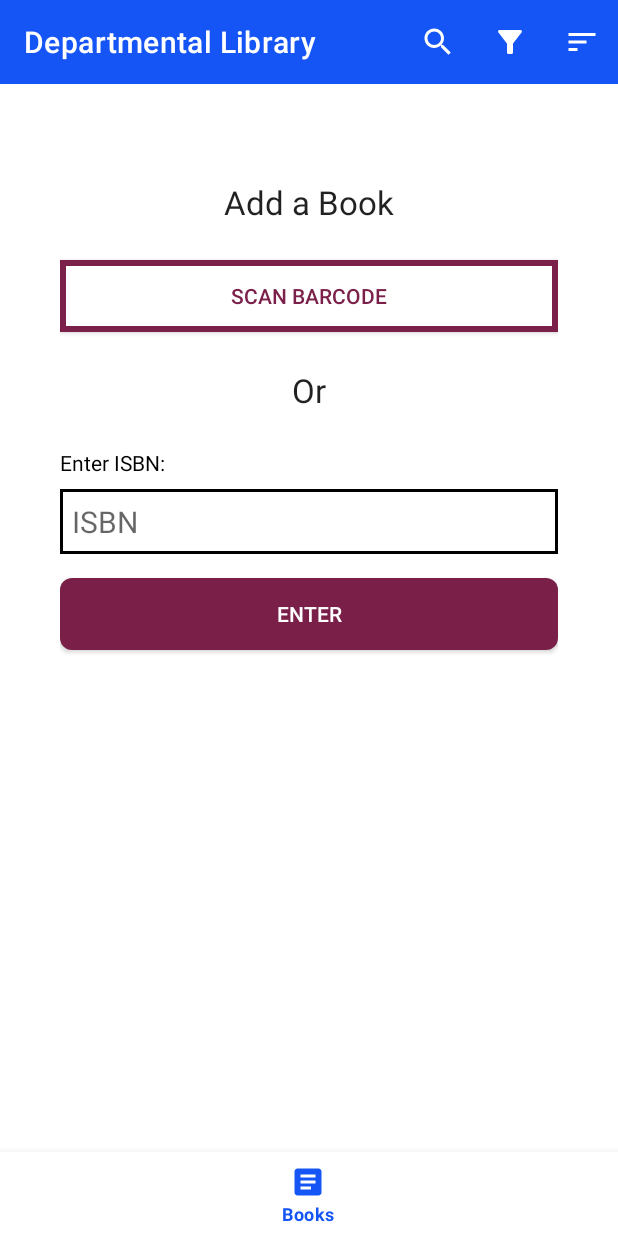
After one commit to djunicode/departmental-library-management-app, an Android app: the AddBookFragment screen opened directly, with no data from a screen before it, on a phone screen of 412 x 824 dp. The commit adds this screen. Run offline under Robolectric (Android 15) with nearby library versions, the phone set to English and light mode, and no system bars; our stand-ins replace navigation-ui; Roboto replaces fonts that are not available here.

Commit message:
Added Librarian Activity; Add Book Fragment; Add Book Form fragment; Add Book id fragment

```diff
--- /dev/null
+++ b/libraryAndroid/UnicodeLibraryApp/app/src/main/java/com/example/unicodelibraryapp/AddBookFragment.java
@@ -0,0 +1,69 @@
+package com.example.unicodelibraryapp;
+
+import android.os.Bundle;
+
+import androidx.appcompat.widget.AppCompatButton;
+import androidx.fragment.app.Fragment;
+import androidx.navigation.fragment.NavHostFragment;
+
+import android.view.LayoutInflater;
+import android.view.View;
+import android.view.ViewGroup;
+import android.widget.EditText;
+import android.widget.Toast;
+
+import java.util.regex.Pattern;
+
+
+public class AddBookFragment extends Fragment
+{
+
+    @Override
+    public View onCreateView(LayoutInflater inflater, ViewGroup container, Bundle savedInstanceState)
+    {
+        // Inflate the layout for this fragment
+        View fragmentView = inflater.inflate(R.layout.fragment_add_book, container, false);
+
+        //Setting click listener for isbn submit button
+        AppCompatButton isbnSubmitBtn = fragmentView.findViewById(R.id.isbn_submit_btn);
+        isbnSubmitBtn.setOnClickListener(new View.OnClickListener() {
+            @Override
+            public void onClick(View v)
+            {
+                addIsbn();
+            }
+        });
+
+        return fragmentView;
+    }
+
+    private void addIsbn()
+    {
+        /*Opens form for book with the entered ISBN*/
+
+        //Getting the entered ISBN
+        String isbn = ((EditText)getView().findViewById(R.id.isbn_textbox)).getText().toString();
+
+        //ISBN Regex: ^(?=.{14,17}$)(97(8|9))?(\-)(\d){1,5}(\-)(\d){0,7}(\-)(\d){0,6}(\-)(\d|X)$
+
+        //Checking if isbn is of valid format
+        Pattern isbnRegexPattern = Pattern.compile("^(?=.{14,17}$)(97(8|9))?(\\-)(\\d){1,5}(\\-)(\\d){0,7}(\\-)(\\d){0,6}(\\-)(\\d|X)$");
+        if(!isbnRegexPattern.matcher(isbn).matches())
+        {
+            //Invalid Isbn format
+            Toast.makeText(getContext(), "Invalid ISBN Format", Toast.LENGTH_SHORT).show(); //Showing error message
+            return;
+        }
+        else
+        {
+            //Creating bundle conaining the book isbn
+            Bundle bundle = new Bundle();
+            bundle.putString("ISBN", isbn);
+
+            //Switching to book form fragment
+            NavHostFragment navHostFragment = (NavHostFragment)(getActivity().getSupportFragmentManager().findFragmentById(R.id.librarian_nav_host_fragment));
+            navHostFragment.getNavController().navigate(R.id.add_book_form_fragment, bundle);
+        }
+
+    }
+}
--- /dev/null
+++ b/libraryAndroid/UnicodeLibraryApp/app/src/main/java/com/example/unicodelibraryapp/LibrarianActivity.java
@@ -0,0 +1,50 @@
+package com.example.unicodelibraryapp;
+
+import androidx.appcompat.app.AppCompatActivity;
+import androidx.navigation.fragment.NavHostFragment;
+import androidx.navigation.ui.NavigationUI;
+
+import android.os.Bundle;
+import android.view.Menu;
+
+import com.google.android.material.bottomnavigation.BottomNavigationView;
+
+public class LibrarianActivity extends AppCompatActivity {
+
+    @Override
+    protected void onCreate(Bundle savedInstanceState)
+    {
+        super.onCreate(savedInstanceState);
+        setContentView(R.layout.activity_librarian);
+
+        //Setting the toolbar as action bar
+        setSupportActionBar(findViewById(R.id.librarian_toolbar));
+
+        //Initializing the bottom navigation
+        initializeBottomNav();
+
+    }
+
+    @Override
+    public boolean onCreateOptionsMenu(Menu menu)
+    {
+        //Inflating the toolbar menu
+        getMenuInflater().inflate(R.menu.toolbar_menu, menu);
+
+        return true;
+    }
+
+    private void initializeBottomNav()
+    {
+        /*Initializies the bottom navigation view*/
+
+        BottomNavigationView bottomNav = findViewById(R.id.librarian_bottomnav); //Getting the bottom navigation view
+
+        //Inflating the bottom nav menu
+        bottomNav.inflateMenu(R.menu.librarian_bottomnav_menu);
+
+        //Adding the nav controller
+        NavHostFragment navHostFragment = (NavHostFragment)getSupportFragmentManager().findFragmentById(R.id.librarian_nav_host_fragment); //Getting the nav host fragment
+        NavigationUI.setupWithNavController(bottomNav, navHostFragment.getNavController()); //Adding the host fragment's nav controller to the bottom nav android
+    }
+}
--- /dev/null
+++ b/libraryAndroid/UnicodeLibraryApp/app/src/main/res/drawable/bottomnav_books_icon.xml
@@ -0,0 +1,5 @@
+<vector android:autoMirrored="true" android:height="24dp"
+    android:tint="#FFFFFF" android:viewportHeight="24"
+    android:viewportWidth="24" android:width="24dp" xmlns:android="http://schemas.android.com/apk/res/android">
+    <path android:fillColor="@android:color/white" android:pathData="M19,3L5,3c-1.1,0 -2,0.9 -2,2v14c0,1.1 0.9,2 2,2h14c1.1,0 2,-0.9 2,-2L21,5c0,-1.1 -0.9,-2 -2,-2zM14,17L7,17v-2h7v2zM17,13L7,13v-2h10v2zM17,9L7,9L7,7h10v2z"/>
+</vector>
--- /dev/null
+++ b/libraryAndroid/UnicodeLibraryApp/app/src/main/res/drawable/isbn_textbox_bg.xml
@@ -0,0 +1,14 @@
+<?xml version="1.0" encoding="utf-8"?>
+<shape xmlns:android="http://schemas.android.com/apk/res/android"
+    android:shape="rectangle">
+
+    <solid
+        android:color="@color/white"
+        />
+
+    <stroke
+        android:width="2dp"
+        android:color="@color/black"
+        />
+
+</shape>
--- /dev/null
+++ b/libraryAndroid/UnicodeLibraryApp/app/src/main/res/drawable/scan_barcode_btn_background.xml
@@ -0,0 +1,15 @@
+<?xml version="1.0" encoding="utf-8"?>
+<shape xmlns:android="http://schemas.android.com/apk/res/android"
+    android:shape="rectangle"
+    >
+
+    <solid
+        android:color="@color/white"
+        />
+
+    <stroke
+        android:width="4dp"
+        android:color="@color/maroon"
+        />
+
+</shape>
--- a/libraryAndroid/UnicodeLibraryApp/app/src/main/res/layout/activity_main.xml
+++ b/libraryAndroid/UnicodeLibraryApp/app/src/main/res/layout/activity_librarian.xml
@@ -1,14 +1,11 @@
 <?xml version="1.0" encoding="utf-8"?>
 <RelativeLayout xmlns:android="http://schemas.android.com/apk/res/android"
     xmlns:app="http://schemas.android.com/apk/res-auto"
-    xmlns:tools="http://schemas.android.com/tools"
     android:layout_width="match_parent"
-    android:layout_height="match_parent"
-    android:id="@+id/frame1"
-    tools:context=".MainActivity">
+    android:layout_height="match_parent">
 
     <androidx.appcompat.widget.Toolbar
-        android:id="@+id/app_toolbar"
+        android:id="@+id/librarian_toolbar"
         android:layout_width="match_parent"
         android:layout_height="wrap_content"
         android:layout_alignParentTop="true"
@@ -19,18 +16,18 @@
         />
 
     <fragment
-        android:id="@+id/nav_host_fragment"
+        android:id="@+id/librarian_nav_host_fragment"
         android:name="androidx.navigation.fragment.NavHostFragment"
         android:layout_width="match_parent"
-        android:layout_height="match_parent"
-        android:layout_below="@id/app_toolbar"
-        android:layout_above="@id/app_bottomnav"
+        android:layout_height="wrap_content"
+        android:layout_below="@id/librarian_toolbar"
+        android:layout_above="@id/librarian_bottomnav"
         app:defaultNavHost="true"
-        app:navGraph="@navigation/nav_graph"
+        app:navGraph="@navigation/librarian_nav_graph"
         />
 
     <com.google.android.material.bottomnavigation.BottomNavigationView
-        android:id="@+id/app_bottomnav"
+        android:id="@+id/librarian_bottomnav"
         android:layout_width="match_parent"
         android:layout_height="wrap_content"
         android:layout_alignParentBottom="true"
--- /dev/null
+++ b/libraryAndroid/UnicodeLibraryApp/app/src/main/res/layout/fragment_add_book.xml
@@ -0,0 +1,79 @@
+<?xml version="1.0" encoding="utf-8"?>
+<ScrollView xmlns:android="http://schemas.android.com/apk/res/android"
+    android:layout_width="match_parent"
+    android:layout_height="wrap_content"
+    >
+        <LinearLayout
+            android:layout_width="match_parent"
+            android:layout_height="wrap_content"
+            android:layout_marginTop="24dp"
+            android:orientation="vertical"
+            android:paddingRight="40dp"
+            android:paddingLeft="40dp"
+            >
+
+            <TextView
+                android:id="@+id/add_book_title"
+                android:layout_width="wrap_content"
+                android:layout_height="wrap_content"
+                android:layout_gravity="center_horizontal"
+                android:layout_marginTop="40dp"
+                android:textAppearance="@android:style/TextAppearance.Large"
+                android:text="Add a Book"
+                />
+
+            <androidx.appcompat.widget.AppCompatButton
+                android:id="@+id/scan_barcode_btn"
+                android:layout_width="match_parent"
+                android:layout_height="wrap_content"
+                android:layout_gravity="center_horizontal"
+                android:layout_marginTop="24dp"
+                android:text="Scan Barcode"
+                android:background="@drawable/scan_barcode_btn_background"
+                android:textColor="@color/maroon"
+                />
+
+            <TextView
+                android:id="@+id/add_book_or_text"
+                android:layout_width="wrap_content"
+                android:layout_height="wrap_content"
+                android:layout_gravity="center_horizontal"
+                android:layout_marginTop="24dp"
+                android:textAppearance="@android:style/TextAppearance.Large"
+                android:text="Or"
+                />
+
+            <TextView
+                android:id="@+id/isbn_textbox_title"
+                android:layout_width="wrap_content"
+                android:layout_height="wrap_content"
+                android:layout_marginTop="24dp"
+                android:text="Enter ISBN:"
+                android:textColor="@color/black"
+                />
+
+            <EditText
+                android:id="@+id/isbn_textbox"
+                android:layout_width="match_parent"
+                android:layout_height="wrap_content"
+                android:layout_marginTop="8dp"
+                android:hint="ISBN"
+                android:textSize="20sp"
+                android:padding="8dp"
+                android:background="@drawable/isbn_textbox_bg"
+                />
+
+            <androidx.appcompat.widget.AppCompatButton
+                android:id="@+id/isbn_submit_btn"
+                android:layout_width="match_parent"
+                android:layout_height="wrap_content"
+                android:layout_marginTop="16dp"
+                android:layout_marginBottom="32dp"
+                android:text="Enter"
+                android:background="@drawable/issuebt_bg"
+                android:textColor="@color/white"
+                />
+
+        </LinearLayout>
+
+</ScrollView>
--- /dev/null
+++ b/libraryAndroid/UnicodeLibraryApp/app/src/main/res/menu/librarian_bottomnav_menu.xml
@@ -0,0 +1,12 @@
+<?xml version="1.0" encoding="utf-8"?>
+<menu xmlns:android="http://schemas.android.com/apk/res/android"
+    xmlns:app="http://schemas.android.com/apk/res-auto"
+    >
+
+    <item
+        android:id="@+id/add_book_fragment"
+        android:title="Books"
+        android:icon="@drawable/bottomnav_books_icon"
+        />
+
+</menu>
--- /dev/null
+++ b/libraryAndroid/UnicodeLibraryApp/app/src/main/res/navigation/librarian_nav_graph.xml
@@ -0,0 +1,29 @@
+<?xml version="1.0" encoding="utf-8"?>
+<navigation xmlns:android="http://schemas.android.com/apk/res/android"
+    xmlns:app="http://schemas.android.com/apk/res-auto"
+    xmlns:tools="http://schemas.android.com/tools"
+    android:id="@+id/librarian_nav_graph"
+    app:startDestination="@id/add_book_fragment">
+
+    <fragment
+        android:id="@+id/add_book_fragment"
+        android:name="com.example.unicodelibraryapp.AddBookFragment"
+        android:label="Departmental Library"
+        tools:layout="@layout/fragment_add_book"
+        />
+
+    <fragment
+        android:id="@+id/add_book_form_fragment"
+        android:name="com.example.unicodelibraryapp.AddBookFormFragment"
+        android:label="Departmental Library"
+        tools:layout="@layout/fragment_add_book_form"
+        />
+
+    <fragment
+        android:id="@+id/add_book_id_fragment"
+        android:name="com.example.unicodelibraryapp.AddBookIdFragment"
+        android:label="Departmental Library"
+        tools:layout="@layout/fragment_add_book_id"
+        />
+
+</navigation>
```
Also changed, not shown: libraryAndroid/UnicodeLibraryApp/app/src/main/AndroidManifest.xml (+7 -4 lines), libraryAndroid/UnicodeLibraryApp/app/src/main/java/com/example/unicodelibraryapp/AddBookFormFragment.java (added, +32 -0 lines), libraryAndroid/UnicodeLibraryApp/app/src/main/java/com/example/unicodelibraryapp/AddBookIdFragment.java (added, +21 -0 lines), libraryAndroid/UnicodeLibraryApp/app/src/main/java/com/example/unicodelibraryapp/AuthActivity.java (+14 -4 lines), libraryAndroid/UnicodeLibraryApp/app/src/main/java/com/example/unicodelibraryapp/LoginFragment.java (+15 -4 lines), libraryAndroid/UnicodeLibraryApp/app/src/main/java/com/example/unicodelibraryapp/StudentActivity.java (renamed from libraryAndroid/UnicodeLibraryApp/app/src/main/java/com/example/unicodelibraryapp/MainActivity.java, +4 -9 lines), libraryAndroid/UnicodeLibraryApp/app/src/main/res/layout/activity_student.xml (added, +41 -0 lines), libraryAndroid/UnicodeLibraryApp/app/src/main/res/layout/fragment_add_book_form.xml (added, +160 -0 lines), libraryAndroid/UnicodeLibraryApp/app/src/main/res/layout/fragment_add_book_id.xml (added, +64 -0 lines).
